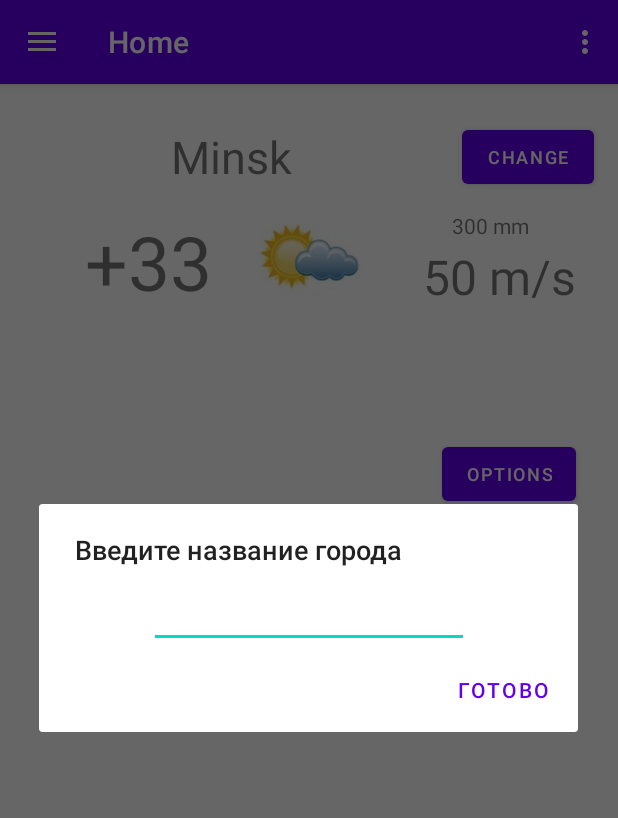
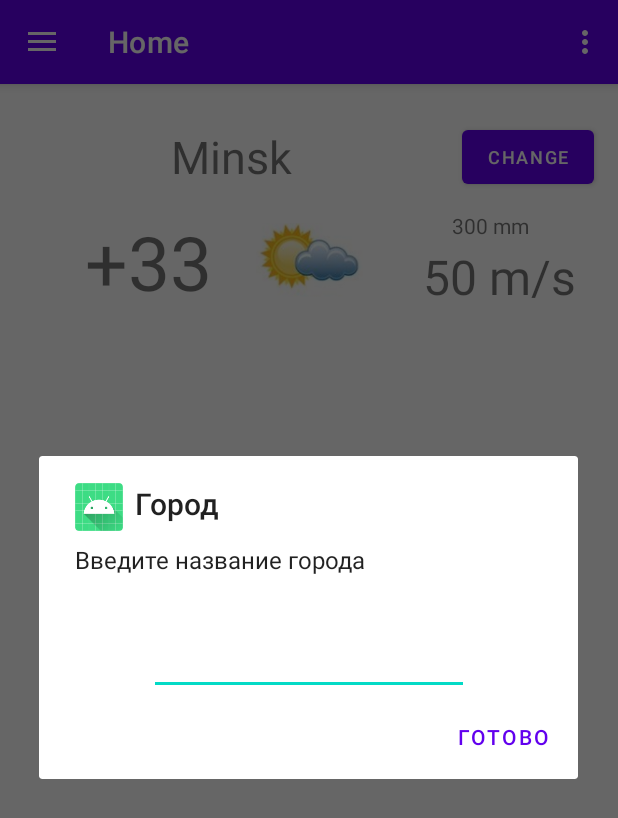
Before and after one commit to koassumo/SemenovWeather, an Android app: the screen it shows after launch (MainActivity), after a tap on "CHANGE", on a phone screen of 412 x 824 dp. Shown: the top 818 px of the screen. Run offline under Robolectric (Android 15) with nearby library versions, the phone set to English and light mode, and no system bars; our stand-ins replace navigation-ui; 1 other tap on this screen came first.

Commit message:
Сделано ДЗ 2 (мелкие доработки)

```diff
--- a/app/src/main/java/ru/geekbrains/android2/semenovweather/ui/home/HomeFragment.java
+++ b/app/src/main/java/ru/geekbrains/android2/semenovweather/ui/home/HomeFragment.java
@@ -25,6 +25,7 @@ import java.text.DateFormat;
 import java.util.Date;
 import java.util.Locale;
 
+import ru.geekbrains.android2.semenovweather.MainActivity;
 import ru.geekbrains.android2.semenovweather.R;
 
 public class HomeFragment extends Fragment {
@@ -72,18 +73,24 @@ public class HomeFragment extends Fragment {
             @Override
             public void onClick(View v) {
                 // Создаем билдер и передаем контекст приложения
-                AlertDialog.Builder builder = new AlertDialog.Builder(getActivity());
+                AlertDialog.Builder builder = new AlertDialog.Builder(getActivity()); // (MainActivity.this) работать отказался
                 // Вытащим макет диалога
                 final View contentView = getLayoutInflater().inflate(R.layout.alert_dialog_to_know_town, null);
-                // в билдере указываем заголовок окна (можно указывать как ресурс, так и строку)
-                builder.setTitle("Введите название города")
+                // в билдере указываем заголовок окна (можно указывать как ресурс R.string., так и строку)
+                builder.setTitle("Город")
                         // Установим макет диалога (можно устанавливать любой view)
+                        .setMessage("Введите название города")
+                        // можно указать и пиктограмму
+                        .setIcon(R.mipmap.ic_launcher_round)
                         .setView(contentView)
+                        // запре на клик вне окна и на выход кнопкой back
+                        .setCancelable(false)
+                        // устанавливаем кнопку (название кнопки также можно задавать строкой)
                         .setPositiveButton("Готово", new DialogInterface.OnClickListener() {
                             @Override
                             public void onClick(DialogInterface dialogInterface, int i) {
                                 EditText editText = contentView.findViewById(R.id.editText);
-                                Toast.makeText(getActivity(), String.format("Введено: %s", editText.getText().toString()), Toast.LENGTH_SHORT)
+                                Toast.makeText(getActivity(), String.format("Введен город: %s", editText.getText().toString()), Toast.LENGTH_SHORT)
                                         .show();
                                 townTextView.setText(editText.getText().toString());
                                 updateWeatherData(editText.getText().toString());
@@ -96,19 +103,12 @@ public class HomeFragment extends Fragment {
     }
 
     public void showAlertDialog() {
-        // Создаем билдер и передаем контекст приложения
-        AlertDialog.Builder builder = new AlertDialog.Builder(getActivity());
-        // в билдере указываем заголовок окна (можно указывать как ресурс, так и строку)
+        AlertDialog.Builder builder = new AlertDialog.Builder(getActivity()); // (MainActivity.this) работать отказался
         builder.setTitle(R.string.exclamation)
-                // указываем сообщение в окне (также есть вариант со строковым параметром)
                 .setMessage(R.string.press_button)
-                // можно указать и пиктограмму
                 .setIcon(R.mipmap.ic_launcher_round)
-                // из этого окна нельзя выйти кнопкой back
                 .setCancelable(false)
-                // устанавливаем кнопку (название кнопки также можно задавать строкой)
                 .setPositiveButton(R.string.button,
-                        // Ставим слушатель, нажатие будем обрабатывать
                         new DialogInterface.OnClickListener() {
                             public void onClick(DialogInterface dialog, int id) {
                                 Toast.makeText(getActivity(), "Кнопка нажата", Toast.LENGTH_SHORT).show();
--- a/app/src/main/res/layout/fragment_home.xml
+++ b/app/src/main/res/layout/fragment_home.xml
@@ -29,16 +29,17 @@
         app:layout_constraintEnd_toEndOf="parent"
         app:layout_constraintTop_toTopOf="@+id/townTextView" />
 
-    <com.google.android.material.button.MaterialButton
-        android:id="@+id/goOptionsSelectActivityBtn"
-        android:layout_width="wrap_content"
-        android:layout_height="wrap_content"
-        android:layout_marginTop="236dp"
-        android:layout_marginEnd="28dp"
-        android:text="@string/button_options_select_title"
-        android:textSize="12sp"
-        app:layout_constraintEnd_toEndOf="parent"
-        app:layout_constraintTop_toTopOf="parent" />
+<!--    кнопка временно на реконструкции (пока не подключил переключение между фрагментами в Drawer) -->
+<!--    <com.google.android.material.button.MaterialButton-->
+<!--        android:id="@+id/goOptionsSelectActivityBtn"-->
+<!--        android:layout_width="wrap_content"-->
+<!--        android:layout_height="wrap_content"-->
+<!--        android:layout_marginTop="236dp"-->
+<!--        android:layout_marginEnd="28dp"-->
+<!--        android:text="@string/button_options_select_title"-->
+<!--        android:textSize="12sp"-->
+<!--        app:layout_constraintEnd_toEndOf="parent"-->
+<!--        app:layout_constraintTop_toTopOf="parent" />-->
 
     <ImageView
         android:id="@+id/skyImageView"
```
